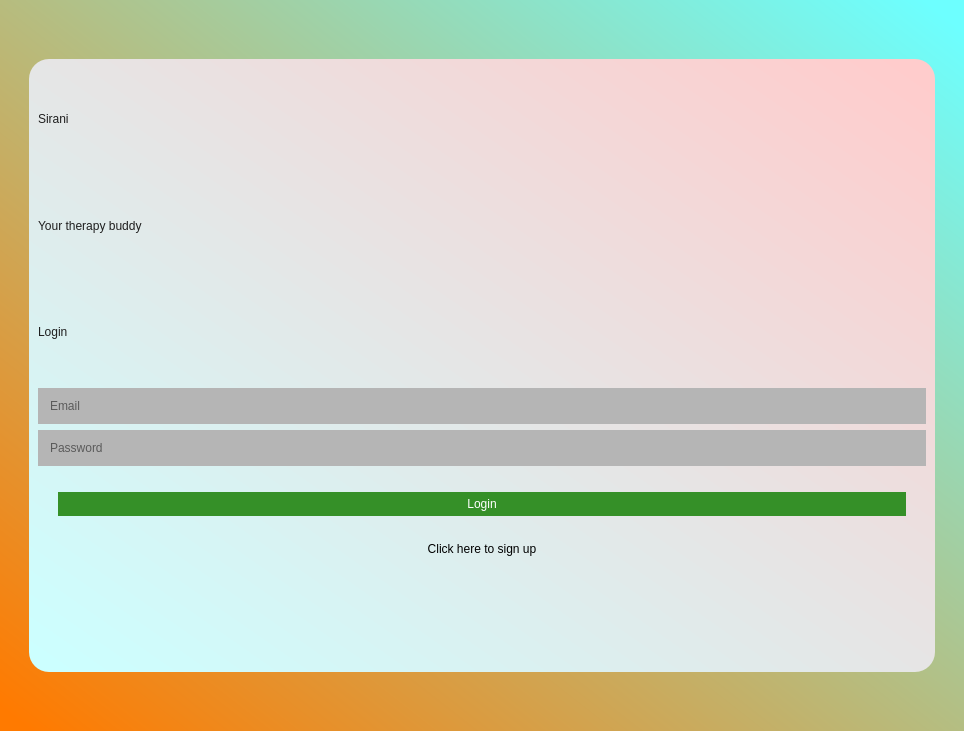
Before: the Qt Designer form source_code/mainwindow.ui in suwubham/sirani, drawn with Qt 5.
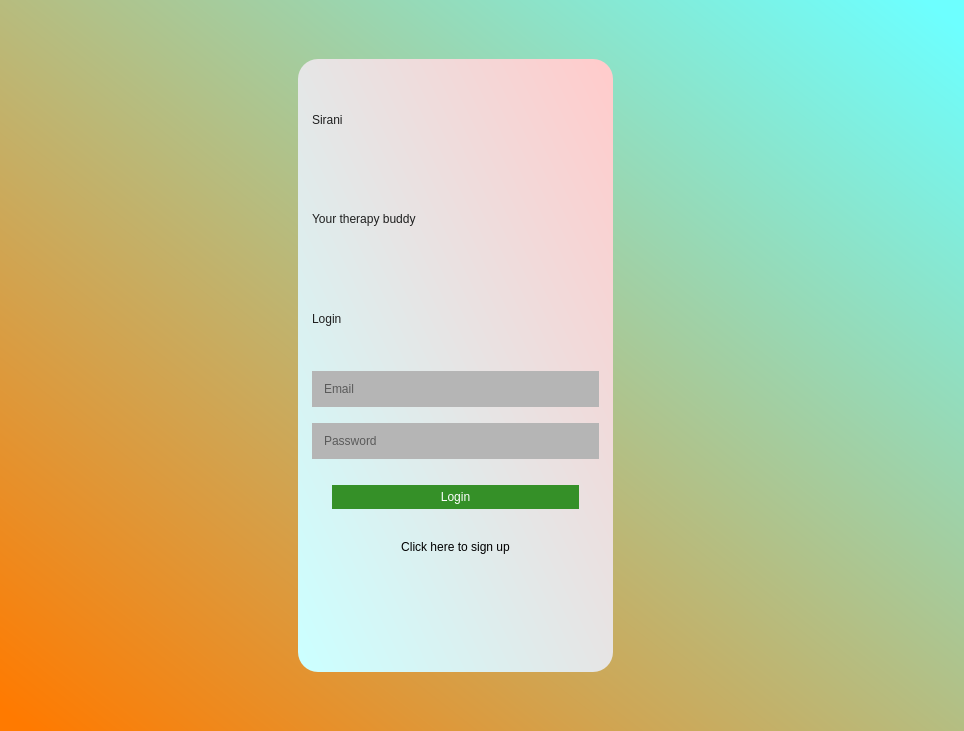
After: the same form once the commit is applied.

The edit to the form file:
```diff
--- a/source_code/mainwindow.ui
+++ b/source_code/mainwindow.ui
@@ -29,7 +29,7 @@
    <string notr="true">background-color: qlineargradient(spread:pad, x1:0, y1:0.966, x2:1, y2:0, stop:0 rgba(255, 122, 0, 255), stop:0.976526 rgba(109, 255, 255, 255));</string>
   </property>
   <widget class="QWidget" name="centralwidget">
-   <layout class="QHBoxLayout" name="horizontalLayout">
+   <layout class="QHBoxLayout" name="horizontalLayout" stretch="11,12,13">
     <item>
      <spacer name="verticalSpacer">
       <property name="orientation">
@@ -52,7 +52,7 @@
 
 margin-top: 50px;
 margin-bottom: 50px;
-padding: 0px;
+padding: 5px;
 </string>
       </property>
       <property name="frameShape">
@@ -135,6 +135,7 @@
 background-color: rgb(181, 181, 181);
 padding: 10px;
 margin: 0px;
+margin-bottom: 10px;
 </string>
          </property>
          <property name="placeholderText">
```
